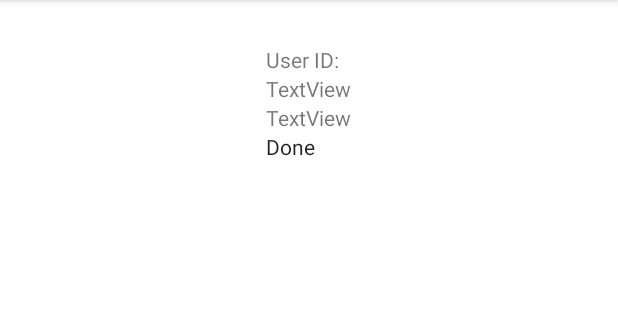
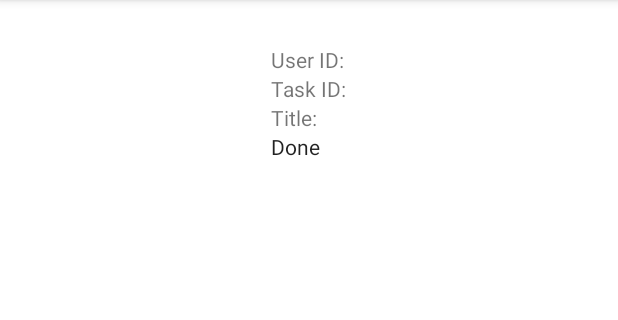
Before and after one commit to srvn-nm/AndroidStudio, an Android app: the ToDoListActivity screen opened directly, with no data from a screen before it, on a phone screen of 412 x 824 dp, the part 84-404 px from its top. Run offline under Robolectric (Android 15) with nearby library versions, the phone set to English and light mode, and no system bars; 5 statements that could not run were skipped.

Commit message:
beautify the code

```diff
--- a/ToDoList/app/src/main/res/layout/activity_to_do_list.xml
+++ b/ToDoList/app/src/main/res/layout/activity_to_do_list.xml
@@ -26,25 +26,26 @@
                 android:layout_gravity="center_horizontal|center_vertical"
                 android:backgroundTint="@android:color/transparent"
                 android:padding="30dp"
-                android:orientation="vertical" >
+                android:orientation="vertical"
+                tools:ignore="UselessParent">
 
                 <TextView
                     android:id="@+id/userId"
                     android:layout_width="wrap_content"
                     android:layout_height="wrap_content"
-                    android:text="User ID: " />
+                    android:text="@string/user_id" />
 
                 <TextView
-                    android:id="@+id/textView5"
+                    android:id="@+id/taskId"
                     android:layout_width="wrap_content"
                     android:layout_height="wrap_content"
-                    android:text="TextView" />
+                    android:text="@string/task_id" />
 
                 <TextView
-                    android:id="@+id/textView6"
+                    android:id="@+id/titleText"
                     android:layout_width="wrap_content"
                     android:layout_height="wrap_content"
-                    android:text="TextView" />
+                    android:text="@string/title" />
 
                 <CheckedTextView
                     android:id="@+id/checkedTextView"
--- a/ToDoList/app/src/main/res/values/strings.xml
+++ b/ToDoList/app/src/main/res/values/strings.xml
@@ -12,4 +12,7 @@
     <string name="type_here">Type Here:</string>
     <string name="search">Search</string>
     <string name="done">Done</string>
+    <string name="user_id">User ID:</string>
+    <string name="task_id">Task ID:</string>
+    <string name="title">Title:</string>
 </resources>
```
